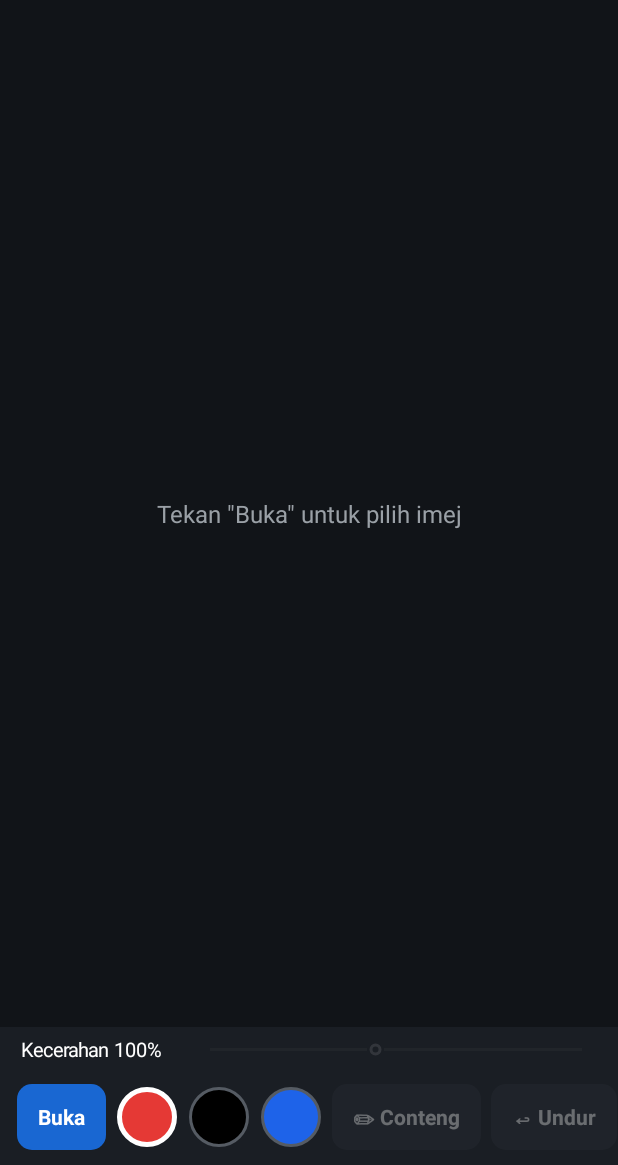
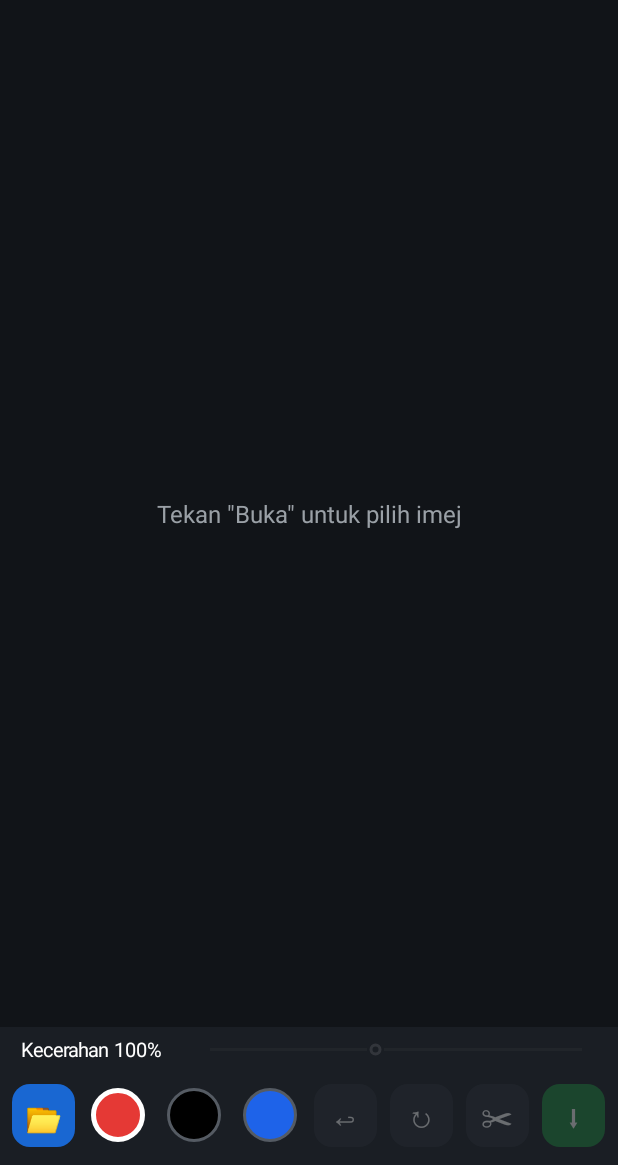
Before and after one commit to nikramzigit/fotonix, an Android app: the screen it shows after launch (MainActivity), on a phone screen of 412 x 824 dp, the part 71-1236 px from its top. Run offline under Robolectric (Android 15) with nearby library versions, the phone set to English and light mode, and no system bars.

Commit message:
Update MainActivity.java

```diff
--- a/app/src/main/java/com/fotonix/app/MainActivity.java
+++ b/app/src/main/java/com/fotonix/app/MainActivity.java
@@ -23,7 +23,6 @@ import android.provider.OpenableColumns;
 import android.view.Gravity;
 import android.view.View;
 import android.widget.Button;
-import android.widget.HorizontalScrollView;
 import android.widget.LinearLayout;
 import android.widget.SeekBar;
 import android.widget.TextView;
@@ -39,15 +38,15 @@ public class MainActivity extends Activity {
     private static final int PICK = 1001;
     private static final int MAX_DIM = 2048;
 
-    private static final int BG = 0xFF111418, BAR = 0xFF1A1E24, BTN = 0xFF2A2F37, ACCENT = 0xFF4DA3FF;
+    private static final int BG = 0xFF111418, BAR = 0xFF1A1E24, BTN = 0xFF2A2F37;
     private static final int RED = 0xFFE53935, BLACK = 0xFF000000, BLUE = 0xFF1E63E9;
 
     private EditorView editor;
     private TextView title, fileLbl, briLbl, emptyLbl;
     private SeekBar bri;
-    private Button btnDraw, btnCrop, btnApply, btnReady;
+    private Button btnCrop, btnReady;
     private View[] pens;
-    private final View[] needImage = new View[7];
+    private final View[] needImage = new View[5];
     private String imgName = "imej";
     private float dp;
 
@@ -128,76 +127,71 @@ public class MainActivity extends Activity {
         briRow.addView(bri, new LinearLayout.LayoutParams(0, -2, 1));
         root.addView(briRow);
 
-        // Bar alat
-        HorizontalScrollView hs = new HorizontalScrollView(this);
-        hs.setBackgroundColor(BAR);
-        hs.setHorizontalScrollBarEnabled(false);
+        // Bar alat: ikon sahaja, satu baris, lebar sama rata
         LinearLayout bar = new LinearLayout(this);
+        bar.setBackgroundColor(BAR);
         bar.setGravity(Gravity.CENTER_VERTICAL);
-        bar.setPadding(px(8), px(8), px(8), px(10));
+        bar.setPadding(px(4), px(8), px(4), px(12));
 
-        Button open = btn("Buka", 0xFF1967D2);
+        Button open = icon("📂", "Buka imej", 0xFF1967D2);
         open.setOnClickListener(v -> pickImage());
-        bar.addView(open);
 
-        pens = new View[]{pen(RED), pen(BLACK), pen(BLUE)};
-        for (View p : pens) bar.addView(p);
+        pens = new View[]{pen(RED, "Pen merah"), pen(BLACK, "Pen hitam"), pen(BLUE, "Pen biru")};
         selectPen(0);
 
-        btnDraw = btn("✏ Conteng", BTN);
-        btnDraw.setOnClickListener(v -> setMode(EditorView.MODE_DRAW));
-        Button undo = btn("↩ Undur", BTN);
+        Button undo = icon("↩", "Undur", BTN);
         undo.setOnClickListener(v -> { if (!editor.undo()) toast("Tiada tindakan untuk diundur"); });
-        Button rot = btn("⟳ Putar", BTN);
+        Button rot = icon("↻", "Putar 90°", BTN);
         rot.setOnClickListener(v -> editor.rotate());
-        btnCrop = btn("✂ Pangkas", BTN);
-        btnCrop.setOnClickListener(v -> setMode(editor.getMode() == EditorView.MODE_CROP ? EditorView.MODE_DRAW : EditorView.MODE_CROP));
-        btnApply = btn("✔ Guna", 0xFFF9AB00);
-        btnApply.setTextColor(Color.BLACK);
-        btnApply.setVisibility(View.GONE);
-        btnApply.setOnClickListener(v -> {
+        btnCrop = icon("✂", "Pangkas", BTN);
+        btnCrop.setOnClickListener(v -> {
+            if (editor.getMode() != EditorView.MODE_CROP) { setMode(EditorView.MODE_CROP); return; }
             if (editor.applyCrop()) { setMode(EditorView.MODE_DRAW); toast("Imej telah dipangkas"); }
             else toast("Seret pada imej untuk pilih kawasan dahulu");
         });
-        btnReady = btn("⬇ Ready", 0xFF1E8E3E);
+        btnReady = icon("⬇", "Ready: simpan JPG", 0xFF1E8E3E);
         btnReady.setOnClickListener(v -> save());
 
-        for (View v : new View[]{btnDraw, undo, rot, btnCrop, btnApply, btnReady}) bar.addView(v);
-        View[] gated = {btnDraw, undo, rot, btnCrop, btnReady, bri, btnApply};
+        for (View v : new View[]{open, pens[0], pens[1], pens[2], undo, rot, btnCrop, btnReady}) {
+            LinearLayout cell = new LinearLayout(this);
+            cell.setGravity(Gravity.CENTER);
+            cell.addView(v);
+            bar.addView(cell, new LinearLayout.LayoutParams(0, -2, 1));
+        }
+        View[] gated = {undo, rot, btnCrop, btnReady, bri};
         System.arraycopy(gated, 0, needImage, 0, gated.length);
         setEnabledAll(false);
 
-        hs.addView(bar);
-        root.addView(hs);
+        root.addView(bar);
         setContentView(root);
     }
 
-    private Button btn(String text, int color) {
+    private Button icon(String glyph, String label, int color) {
         Button b = new Button(this);
-        b.setText(text);
+        b.setText(glyph);
         b.setAllCaps(false);
         b.setTextColor(Color.WHITE);
-        b.setTextSize(14);
-        b.setTypeface(Typeface.DEFAULT_BOLD);
+        b.setTextSize(20);
+        b.setGravity(Gravity.CENTER);
+        b.setPadding(0, 0, 0, 0);
         b.setMinWidth(0); b.setMinimumWidth(0);
-        b.setPadding(px(14), 0, px(14), 0);
+        b.setMinHeight(0); b.setMinimumHeight(0);
+        b.setContentDescription(label);
+        b.setOnLongClickListener(v -> { toast(label); return true; });
         GradientDrawable g = new GradientDrawable();
         g.setColor(color);
-        g.setCornerRadius(px(10));
+        g.setCornerRadius(px(12));
         b.setBackground(g);
-        LinearLayout.LayoutParams lp = new LinearLayout.LayoutParams(-2, px(44));
-        lp.setMargins(px(3), 0, px(3), 0);
-        b.setLayoutParams(lp);
+        b.setLayoutParams(new LinearLayout.LayoutParams(px(42), px(42)));
         b.setStateListAnimator(null);
         return b;
     }
 
-    private View pen(int color) {
+    private View pen(int color, String label) {
         View v = new View(this);
-        LinearLayout.LayoutParams lp = new LinearLayout.LayoutParams(px(40), px(40));
-        lp.setMargins(px(4), 0, px(4), 0);
-        v.setLayoutParams(lp);
+        v.setLayoutParams(new LinearLayout.LayoutParams(px(36), px(36)));
         v.setTag(color);
+        v.setContentDescription(label);
         v.setOnClickListener(x -> {
             for (int i = 0; i < pens.length; i++) if (pens[i] == x) selectPen(i);
             if (editor.hasImage()) setMode(EditorView.MODE_DRAW);
@@ -219,15 +213,11 @@ public class MainActivity extends Activity {
 
     private void setMode(int m) {
         editor.setMode(m);
-        highlight(btnDraw, m == EditorView.MODE_DRAW);
-        highlight(btnCrop, m == EditorView.MODE_CROP);
-        btnApply.setVisibility(m == EditorView.MODE_CROP ? View.VISIBLE : View.GONE);
-        if (m == EditorView.MODE_CROP) toast("Seret pada imej untuk pilih kawasan pangkas");
-    }
-
-    private void highlight(Button b, boolean on) {
-        GradientDrawable g = (GradientDrawable) b.getBackground();
-        g.setStroke(on ? px(2) : 0, ACCENT);
+        boolean crop = m == EditorView.MODE_CROP;
+        btnCrop.setText(crop ? "✔" : "✂");
+        ((GradientDrawable) btnCrop.getBackground()).setColor(crop ? 0xFFF9AB00 : BTN);
+        btnCrop.setTextColor(crop ? Color.BLACK : Color.WHITE);
+        if (crop) toast("Seret kawasan, kemudian tekan ✔ untuk pangkas. Tekan pen untuk batal.");
     }
 
     private void setEnabledAll(boolean on) {
```
